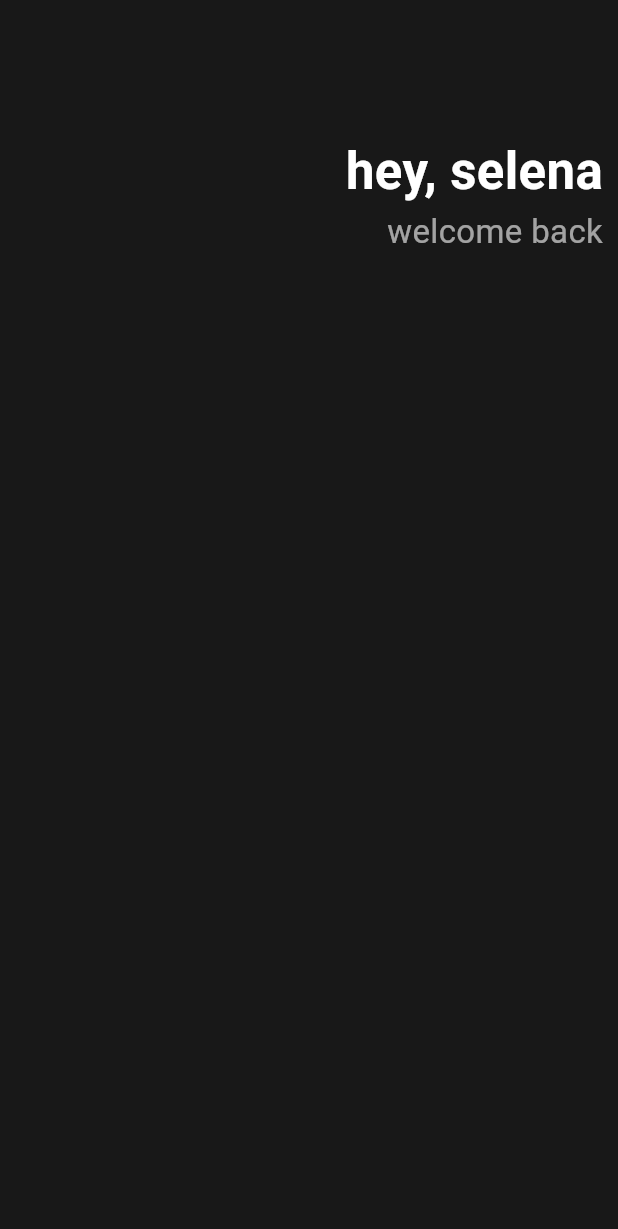
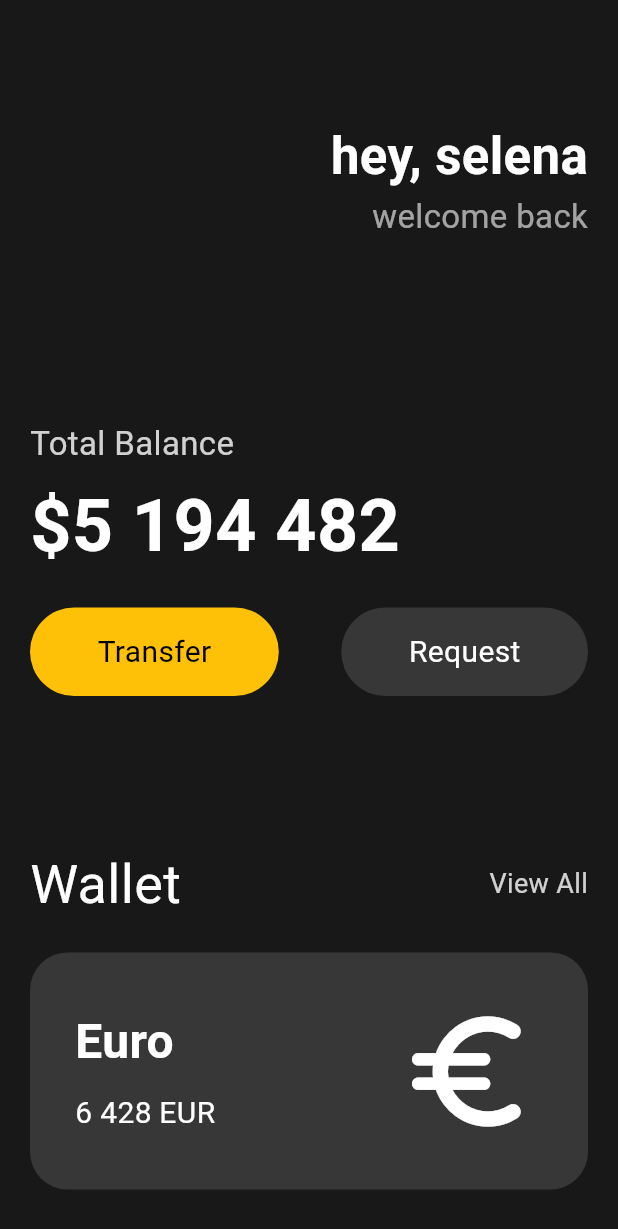
Before and after one commit to thdudgus/flutterStudy, a Flutter app: the screen it shows after launch, on a phone screen of 412 x 824 dp. Shown: the top 1229 px of the screen. Run offline on Flutter 3.47's test engine with Material 3 defaults, Android fonts, the phone set to English and light mode, and no system bars.

Commit message:
card icon
카드에 아이콘 추가까지 실습

```diff
--- a/toonflix/lib/main.dart
+++ b/toonflix/lib/main.dart
@@ -1,20 +1,37 @@
 import 'package:flutter/material.dart';
+import 'package:toonflix/widgets/Button.dart';
 
 void main() {
-  runApp(App());
+  runApp(const App());
 }
 
+// const는 수정할 수 없고, 컴파일 전에 그 value를 알 수 있는 변수
+// 컴파일러가 더 많은 최적화를 할 수 있음.
+// 몇몇 widget은 const, 예를 들어 background color, 따라서 앞에 const를 붙여주면 파란 줄이 사라짐. backgroundColor: const Color(0xff181818)
+// 이걸 자동으로 고치려면 setting.json 설정
+
+// 서로를 위, 아래로 두고 싶을 땐 column
+// 서로를 옆에 두고 싶을 땐 row
+
+// 이 경우엔 많은 것들이 서로 위, 아래에 있기 때문에 column을 먼저 만들고, 그 안에 row를 만듦.
 class App extends StatelessWidget {
+  const App({super.key});
+
   @override
   Widget build(BuildContext context) {
     return MaterialApp(
       home: Scaffold(
-          backgroundColor: Color(0xff181818),
+        backgroundColor: const Color(0xff181818),
         body: Padding(
           //  Padding으로 Column에 속한 걸 감싸주고
-            padding: EdgeInsets.all(10), // 상하좌우 공백을 10씩 넣어줌
-            child: Column(children: [
-              SizedBox(
+          padding: const EdgeInsets.symmetric(
+            horizontal: 20,
+          ), // 공백을 넣어줌
+          child: Column(
+              crossAxisAlignment: CrossAxisAlignment
+                  .start, // column의 crossAxisAlignmnet는 가로(수평)
+              children: [
+                const SizedBox(
                   // sized box를 하나 둔 후 row를 두어 위 공백을 만듦.
                   height: 80,
                 ),
@@ -24,7 +41,7 @@ class App extends StatelessWidget {
                     Column(
                       crossAxisAlignment: CrossAxisAlignment.end,
                       children: [
-                      Text(
+                        const Text(
                           "hey, selena",
                           style: TextStyle(
                             color: Colors.white,
@@ -42,9 +59,128 @@ class App extends StatelessWidget {
                       ],
                     )
                   ],
+                ),
+                const SizedBox(
+                  height: 120,
+                ),
+                Text(
+                  'Total Balance', // 해당 text는 column component에 속하기 때문에 center배치가 기본값
+                  style: TextStyle(
+                      fontSize: 22, color: Colors.white.withOpacity(0.8)),
+                ),
+                const SizedBox(
+                  // Total Balance와 $ 사이에 공백(빈 상자)
+                  height: 5,
+                ),
+                const Text(
+                  '\$5 194 482', // 해당 text는 column component에 속하기 때문에 center배치가 기본값
+                  style: TextStyle(
+                      fontSize: 48,
+                      fontWeight: FontWeight.w600,
+                      color: Colors.white),
+                ),
+                const SizedBox(
+                  height: 20,
+                ),
+                const Row(
+                  mainAxisAlignment: MainAxisAlignment.spaceBetween,
+                  children: [
+                    Button(
+                        text: "Transfer",
+                        bgColor: Colors.amber,
+                        textColor: Colors.black),
+                    Button(
+                        text: "Request",
+                        bgColor: Color.fromARGB(255, 55, 55, 55),
+                        textColor: Colors.white),
+                  ],
+                ),
+                const SizedBox(
+                  height: 100,
+                ),
+
+                // Row는 main과 cross축이 있음. main이 가로축, cross는 세로축
+                // Column에서 main이 세로축, cross가 가로축
+                Row(
+                  mainAxisAlignment: MainAxisAlignment.spaceBetween,
+                  children: [
+                    const Text(
+                      "Wallet",
+                      style: TextStyle(
+                        color: Colors.white,
+                        fontSize: 36,
+                      ),
+                    ),
+                    Text(
+                      "View All",
+                      style: TextStyle(
+                        color: Colors.white.withOpacity(0.8),
+                        fontSize: 18,
+                      ),
                     )
+                  ],
+                ),
+                const SizedBox(
+                  height: 20,
+                ),
+                Container(
+                  decoration: BoxDecoration(
+                    color: const Color.fromARGB(255, 55, 55, 55),
+                    borderRadius: BorderRadius.circular(25),
+                  ),
+                  child: const Padding(
+                    padding: EdgeInsets.all(30),
+                    child: Row(
+                      mainAxisAlignment: MainAxisAlignment.spaceBetween,
+                      children: [
+                        Column(
+                          crossAxisAlignment: CrossAxisAlignment.start,
+                          children: [
+                            Text(
+                              "Euro",
+                              style: TextStyle(
+                                color: Colors.white,
+                                fontSize: 32,
+                                fontWeight: FontWeight.w600,
+                              ),
+                            ),
+                            SizedBox(
+                              height: 10,
+                            ),
+                            Row(
+                              children: [
+                                Text(
+                                  "6 428",
+                                  style: TextStyle(
+                                    color: Colors.white,
+                                    fontSize: 20,
+                                  ),
+                                ),
+                                SizedBox(
+                                  width: 5,
+                                ),
+                                Text(
+                                  "EUR",
+                                  style: TextStyle(
+                                    color: Colors.white,
+                                    fontSize: 20,
+                                  ),
+                                ),
+                              ],
+                            ),
+                          ],
+                        ),
+                        Icon(
+                          Icons.euro_rounded,
+                          color: Colors.white,
+                          size: 98,
+                        ),
+                      ],
+                    ),
+                  ),
+                ),
               ]),
-          ) // 다른 걸 위에 올리려면 Column을 사용해야 함.
+        ), // 다른 걸 위에 올리려면 Column을 사용해야 함.
       ),
     );
   }
--- /dev/null
+++ b/toonflix/lib/widgets/Button.dart
@@ -0,0 +1,41 @@
+import 'package:flutter/material.dart';
+
+class Button extends StatelessWidget {
+// 모든 위젯은 각자 나름대로의 build 메소드를 실행시켜야 함.
+
+  final String text;
+  final Color bgColor;
+  final Color textColor;
+
+  const Button(
+      // 생성자
+      {super.key,
+      required this.text,
+      required this.bgColor,
+      required this.textColor});
+
+  @override
+  Widget build(BuildContext context) {
+    return Container(
+      // container는 html의 div와 같음
+      decoration: BoxDecoration(
+        color: bgColor,
+        borderRadius: BorderRadius.circular(45),
+      ),
+      child: Padding(
+          // 생성자 변수들의 값을 미리 알 수 없기 때문에 const가 아님
+          padding: const EdgeInsets.symmetric(
+            vertical: 15,
+            horizontal: 45,
+          ),
+          child: Text(
+            text,
+            style: TextStyle(
+              color: textColor,
+              fontSize: 20,
+              fontWeight: FontWeight.w400,
+            ),
+          )),
+    );
+  }
+}
```
Lines whose indentation alone changed are shown as unchanged.
